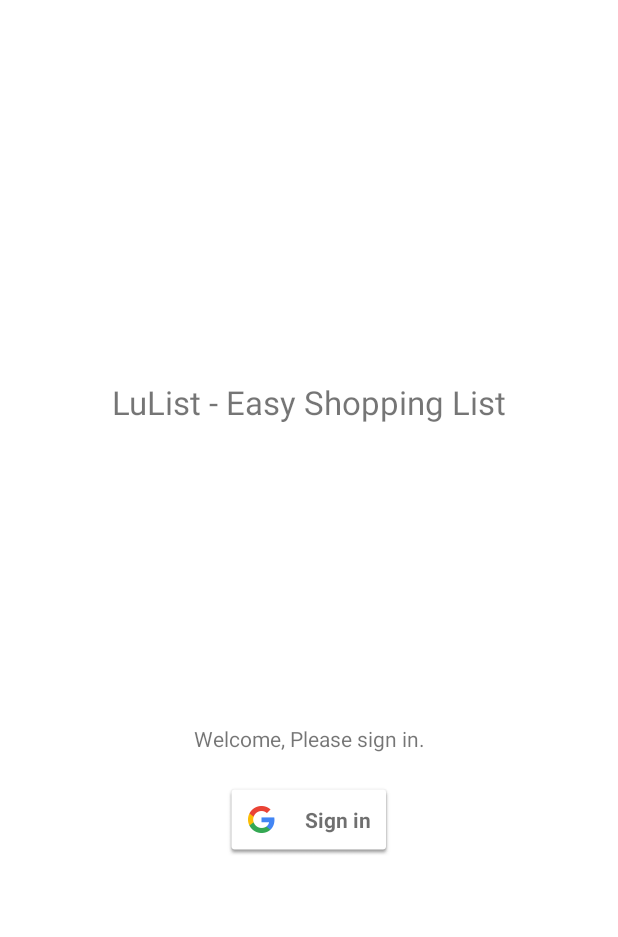
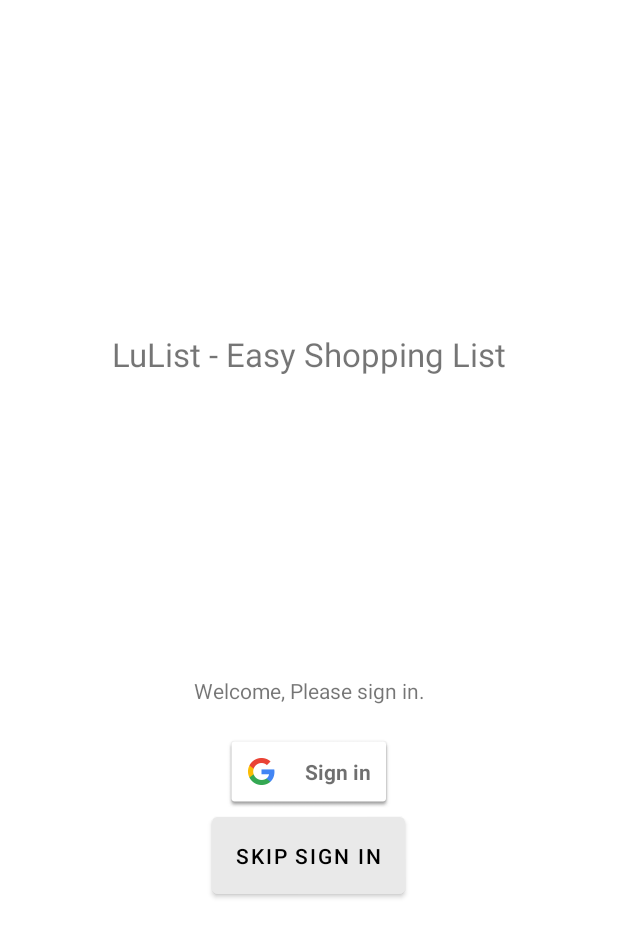
Before and after one commit to tahmidul612/ShoppingList, an Android app: the screen it shows after launch (LoginActivity), after a tap on "Sign in", on a phone screen of 412 x 824 dp. Shown: the top 937 px of the screen. Run offline under Robolectric (Android 15) with nearby library versions, the phone set to English and light mode, and no system bars; our stand-ins replace Firebase (no records; nobody signed in at launch, a user with empty details on screens opened directly).

Commit message:
Made some changes that were suggested by lint. Added the option to sign in anonymously. Created another branch for this project. Trying to optimize the data storing functionality there.

```diff
--- a/app/build.gradle
+++ b/app/build.gradle
@@ -46,7 +46,7 @@ dependencies {
     implementation 'com.google.android.gms:play-services-auth:17.0.0'
 
     implementation 'com.google.android.gms:play-services-maps:17.0.0'
-    implementation 'com.google.firebase:firebase-firestore:17.1.2'
+    implementation 'com.google.firebase:firebase-firestore:21.3.0'
     testImplementation 'junit:junit:4.12'
     androidTestImplementation 'androidx.test.ext:junit:1.1.1'
     androidTestImplementation 'androidx.test.espresso:espresso-core:3.2.0'
--- a/app/src/main/java/com/lakehead/shoppinglist/LoginActivity.kt
+++ b/app/src/main/java/com/lakehead/shoppinglist/LoginActivity.kt
@@ -18,32 +18,27 @@ import kotlinx.android.synthetic.main.activity_login.*
 
 class LoginActivity : AppCompatActivity() {
 
-    val RC_SIGN_IN: Int = 1
+    private val signInRequestCode: Int = 1
     private lateinit var firebaseAuth: FirebaseAuth
-    lateinit var mGoogleSignInClient: GoogleSignInClient
-    lateinit var mGoogleSignInOptions: GoogleSignInOptions
+    private lateinit var mGoogleSignInClient: GoogleSignInClient
+    private lateinit var mGoogleSignInOptions: GoogleSignInOptions
 
     override fun onCreate(savedInstanceState: Bundle?) {
         super.onCreate(savedInstanceState)
-        setContentView(R.layout.activity_login)
-        google_button.setSize(SignInButton.SIZE_STANDARD)
-        configureGoogleSignIn()
-        setupUI()
         firebaseAuth = FirebaseAuth.getInstance()
-    }
-
-    override fun onStart() {
-        super.onStart()
-
+        val user = firebaseAuth.currentUser
         //Check to see if the user is already signed in (non-null):
-        val user = FirebaseAuth.getInstance().currentUser
         if (user != null) {
-            val userId:String = user.uid
-            val intent = Intent(this, MainActivity::class.java)
+            val userId: String = user.uid
+            val intent = MainActivity.getLaunchIntent(this)
             intent.putExtra("userId", userId)
             startActivity(intent)
+        } else {
+            setContentView(R.layout.activity_login)
+            google_button.setSize(SignInButton.SIZE_STANDARD)
+            configureGoogleSignIn()
+            setupUI()
         }
-
     }
 
     private fun configureGoogleSignIn() {
@@ -55,22 +50,37 @@ class LoginActivity : AppCompatActivity() {
     }
 
     private fun setupUI() {
+        //Set up anonymous sign in button
+        anonymousSignIn.setOnClickListener {
+            firebaseAuth.signInAnonymously()
+                .addOnCompleteListener(this) { task ->
+                    if (task.isSuccessful) {
+                        val user = firebaseAuth.currentUser
+                        val intent = MainActivity.getLaunchIntent(this)
+                        intent.putExtra("userId", user?.uid)
+                        startActivity(intent)
+                    } else {
+                        Toast.makeText(this, "Anonymous sign in failed", Toast.LENGTH_LONG).show()
+                    }
+                }
+        }
+
+        //Set up sign in with google button
         google_button.setOnClickListener {
             signIn()
         }
     }
 
-    //Function to sign in existing users for the app:
+    //Function to sign in/sign up users using the Google Account for the app:
     private fun signIn() {
-        val signInIntent: Intent = mGoogleSignInClient.signInIntent
-        startActivityForResult(signInIntent, RC_SIGN_IN)
+        startActivityForResult(mGoogleSignInClient.signInIntent, signInRequestCode)
     }
 
     override fun onActivityResult(requestCode: Int, resultCode: Int, data: Intent?) {
         super.onActivityResult(requestCode, resultCode, data)
 
         //Result from Google Login Activity
-        if (requestCode == RC_SIGN_IN) {
+        if (requestCode == signInRequestCode) {
             val task: Task<GoogleSignInAccount> = GoogleSignIn.getSignedInAccountFromIntent(data)
             try {
                 val account = task.getResult(ApiException::class.java)
--- a/app/src/main/res/layout/activity_login.xml
+++ b/app/src/main/res/layout/activity_login.xml
@@ -30,4 +30,14 @@
         android:layout_width="wrap_content"
         android:layout_height="wrap_content" />
 
+    <com.google.android.material.button.MaterialButton
+        android:id="@+id/anonymousSignIn"
+        android:layout_width="wrap_content"
+        android:layout_height="wrap_content"
+        android:backgroundTint="@color/colorLightGrey"
+        android:gravity="center"
+        android:padding="16dp"
+        android:text="@string/anonymous_sign_in_button"
+        android:textColor="#000" />
+
 </LinearLayout>
--- a/app/src/main/res/layout/activity_main.xml
+++ b/app/src/main/res/layout/activity_main.xml
@@ -7,7 +7,6 @@
     tools:context=".MainActivity">
 
     <androidx.coordinatorlayout.widget.CoordinatorLayout
-        android:id="@+id/coordinatorLayout"
         android:layout_width="0dp"
         android:layout_height="0dp"
         app:layout_constraintBottom_toBottomOf="parent"
--- a/app/src/main/res/values/colors.xml
+++ b/app/src/main/res/values/colors.xml
@@ -5,5 +5,4 @@
     <color name="colorAccent">#EF5350</color>
     <color name="colorLightText">#FFFFFF</color>
     <color name="colorLightGrey">#E9E9E9</color>
-    <color name="colorDarkText">#070707</color>
 </resources>
--- a/app/src/main/res/values/dimens.xml
+++ b/app/src/main/res/values/dimens.xml
@@ -1,5 +1,4 @@
 <resources>
     <!-- Default screen margins, per the Android Design guidelines. -->
 
-    <dimen name="text_margin">16dp</dimen>
 </resources>
--- a/app/src/main/res/values/strings.xml
+++ b/app/src/main/res/values/strings.xml
@@ -1,9 +1,7 @@
 <resources>
     <string name="app_name">Shopping List</string>
     <string name="action_settings">Settings</string>
-    <string name="settings_text">Settings</string>
     <string name="sign_out">Sign Out</string>
-    <string name="list_item_name">Item name</string>
     <string name="loginActivityAppTitle">LuList - Easy Shopping List</string>
     <string name="loginActivitySignInMessage">Welcome, Please sign in.</string>
     <string name="titleBarAppName">LuList - Easy Shopping List</string>
@@ -12,4 +10,7 @@
     <string name="name">Name</string>
     <string name="title_activity_maps">Map</string>
     <string name="map_button_text">Open Map</string>
+    <string name="anonymous_sign_in_button">Skip sign in</string>
+    <string name="editButton_contentDescription">Edit Item</string>
+    <string name="deleteItem_contentDescription">Delete Item</string>
 </resources>
--- a/build.gradle
+++ b/build.gradle
@@ -1,7 +1,7 @@
 // Top-level build file where you can add configuration options common to all sub-projects/modules.
 
 buildscript {
-    ext.kotlin_version = '1.3.60'
+    ext.kotlin_version = '1.3.61'
     repositories {
         google()
         jcenter()
```
Also changed, not shown: app/src/main/java/com/lakehead/shoppinglist/MainActivity.kt (+17 -18 lines), app/src/main/java/com/lakehead/shoppinglist/MyAdapter.kt (+20 -9 lines), app/src/main/res/drawable-anydpi/icon_edit_light.xml (deleted, +0 -11 lines), app/src/main/res/layout/fragment_bottomsheet.xml (deleted, +0 -21 lines), app/src/main/res/layout/recycler_view_item.xml (+2 -8 lines), app/src/main/res/menu/bottom_nav_drawer_menu.xml (deleted, +0 -17 lines), app/src/main/res/drawable-hdpi/icon_edit_light.png (deleted), app/src/main/res/drawable-mdpi/icon_edit_light.png (deleted), app/src/main/res/drawable-xhdpi/icon_edit_light.png (deleted), app/src/main/res/drawable-xxhdpi/icon_edit_light.png (deleted).
